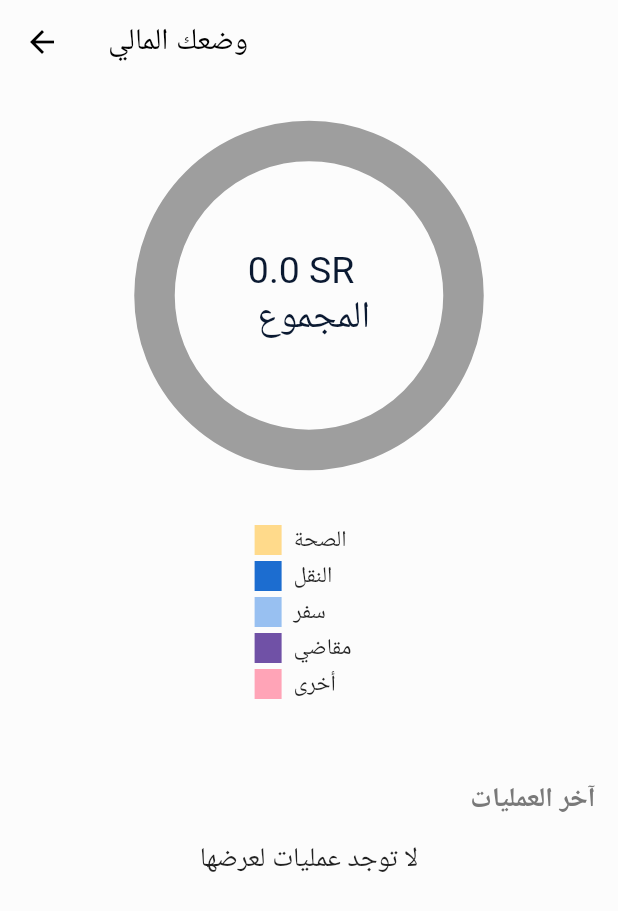
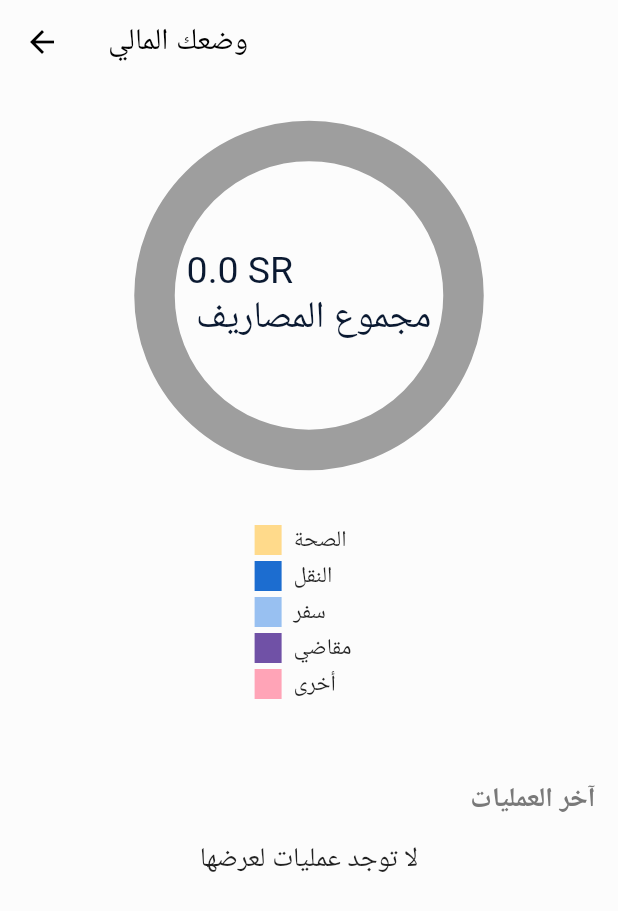
Before and after one commit to OmarSaleh506/BudgetTracker, a Flutter app: the DashboardScreen screen opened directly, on a phone screen of 412 x 824 dp. Shown: the top 911 px of the screen. Run offline on Flutter 3.47's test engine with Material 2 defaults, Android fonts, the phone set to English and light mode, and no system bars; drawn by our look-alikes of pie_chart; our stand-ins replace fl_chart, flutter_screenutil, flutter_svg, get, get_storage, google_fonts and 1 more; missing offline and left inert: fk_toggle; accounts and stored records are empty; Roboto replaces fonts that are missing (Almarai).

Commit message:
fixing an issue in categories

```diff
--- a/lib/controllers/chart_controller.dart
+++ b/lib/controllers/chart_controller.dart
@@ -100,7 +100,7 @@ class ChartController extends GetxController {
         } else if (transactionModel.category == 'مقاضي') {
           totalgroceries += double.parse(transactionModel.amount!);
           totalgrocery.value = totalgroceries;
-        } else if (transactionModel.category == 'سكن') {
+        } else if (transactionModel.category == 'اخرى') {
           totalothers += double.parse(transactionModel.amount!);
           totalother.value = totalothers;
         }
--- a/lib/controllers/home_controlle.dart
+++ b/lib/controllers/home_controlle.dart
@@ -116,7 +116,7 @@ class HomeController extends GetxController {
         } else if (transactionModel.category == 'مقاضي') {
           totalgroceries += double.parse(transactionModel.amount!);
           totalgrocery.value = totalgroceries;
-        } else if (transactionModel.category == 'سكن') {
+        } else if (transactionModel.category == 'اخرى') {
           totalothers += double.parse(transactionModel.amount!);
           totalother.value = totalothers;
         }
--- a/lib/views/screens/dashboardScreen.dart
+++ b/lib/views/screens/dashboardScreen.dart
@@ -32,7 +32,7 @@ class DashboardScreen extends GetView {
   @override
   Widget build(BuildContext context) {
     print("this is ${_homeController.myTransactions.length}");
-    print("internet ${ _chartController.totalInternts}");
+    print("other ${ _chartController.totalother}");
     print("Health ${ _chartController.totalHealth}");
 
     Map<String, double> dataMap = {
@@ -57,17 +57,19 @@ class DashboardScreen extends GetView {
                     dataMap:dataMap,
                     colorList:colorList,
                     chartRadius: MediaQuery.of(context).size.width /2,
-                    centerText: "${_homeController.totalExpense.value} SR \n المجموع" ,
+                    centerText: "${_homeController.totalExpense.value} SR \n مجموع المصاريف" ,
                     centerTextStyle: TextStyle(fontSize: 25, color: textColor,),
                     ringStrokeWidth: 27,
                     animationDuration: const Duration(seconds: 3),
                     chartType: ChartType.ring,
-                    chartValuesOptions: const ChartValuesOptions(
+                    chartValuesOptions:  ChartValuesOptions(
+                      showChartValues: true,
+                        showChartValuesInPercentage: true,
 
                         showChartValuesOutside: true,
                         showChartValueBackground: false,
                     ),
-                    legendOptions: const LegendOptions(
+                    legendOptions:  LegendOptions(
                         showLegends: true,
                         legendShape:BoxShape.rectangle,
                         legendTextStyle: TextStyle(fontSize: 15, letterSpacing: 2, fontWeight: FontWeight.w400,),
@@ -98,14 +100,7 @@ class DashboardScreen extends GetView {
                                 fontWeight: FontWeight.bold,
                                 color: detailColor ,letterSpacing: 0.5,
                               ),),
-                            // Text(
-                            // "View Detail",
-                            // style: TextStyle(
-                            // fontSize: 10,
-                            // fontWeight: FontWeight.w400,
-                            // color: detailColor,letterSpacing: 0.5,
-                            // decoration: TextDecoration.underline),
-                            // )
+
                           ],
                         ),
 
```
